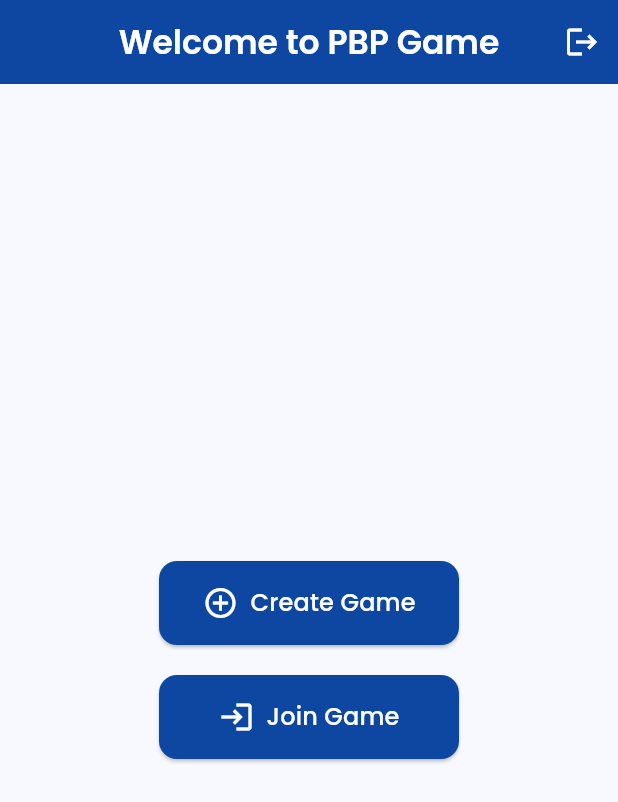
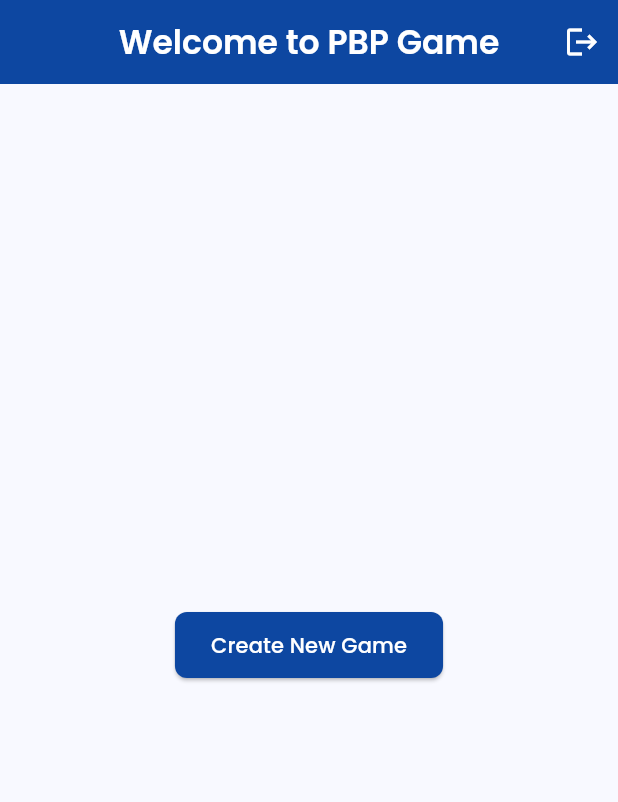
Before and after one commit to vara-prasad-f9/pbp, a Flutter app: the AdminHomeScreen screen opened directly, on a phone screen of 412 x 824 dp. Shown: the top 802 px of the screen. Run offline on Flutter 3.47's test engine with Material 3 defaults, Android fonts, the phone set to English and light mode, and no system bars; our stand-ins replace flutter_tts, google_fonts, share_plus, shared_preferences; missing offline and left inert: clipboard; accounts and stored records are empty.

Commit message:
added new game

```diff
--- a/lib/screens/admin_home_screen.dart
+++ b/lib/screens/admin_home_screen.dart
@@ -1,11 +1,11 @@
 import 'package:flutter/material.dart';
 import 'package:google_fonts/google_fonts.dart';
 import 'package:shared_preferences/shared_preferences.dart';
+import 'package:pbp/screens/admin_game_dashboard.dart';
+import 'package:pbp/services/room_service.dart';
 import '../models/user.dart';
 import 'login_screen.dart';
-import 'game_screen.dart';
 import 'game_setup_screen.dart';
-import 'join_game_screen.dart';
 
 class AdminHomeScreen extends StatelessWidget {
   const AdminHomeScreen({super.key});
@@ -15,7 +15,7 @@
     await prefs.remove('auth_token');
     await prefs.remove('user_phone');
     await prefs.remove('is_admin');
-    await prefs.remove('hasCreatedGame');
+    await prefs.remove('admin_room_id');
 
     if (context.mounted) {
       Navigator.pushReplacement(
@@ -27,7 +27,12 @@
 
   Future<void> _cancelGame(BuildContext context) async {
     final prefs = await SharedPreferences.getInstance();
-    await prefs.remove('hasCreatedGame');
+    final roomId = prefs.getString('admin_room_id');
+    if (roomId != null) {
+      await RoomService().removeRoom(roomId);
+      await prefs.remove('admin_room_id');
+    }
+
     if (context.mounted) {
       ScaffoldMessenger.of(context).showSnackBar(
         const SnackBar(content: Text('Game cancelled successfully')),
@@ -46,11 +51,19 @@
 
   Future<bool> _hasCreatedGame() async {
     final prefs = await SharedPreferences.getInstance();
-    return prefs.getBool('hasCreatedGame') ?? false;
+    final roomId = prefs.getString('admin_room_id');
+    if (roomId == null) return false;
+
+    final roomService = RoomService();
+    final room = roomService.getRoom(roomId);
+    if (room == null) {
+      await prefs.remove('admin_room_id');
+      return false;
+    }
+    return true;
   }
 
-  @override
-  Widget build(BuildContext context) {
+  Widget _buildHomeScreen(BuildContext context) {
     return Scaffold(
       appBar: AppBar(
         title: Text(
@@ -68,76 +81,39 @@
         ],
       ),
       body: FutureBuilder(
-        future: Future.wait([_getCurrentUser(), _hasCreatedGame()]),
-        builder: (context, AsyncSnapshot<List<dynamic>> snapshot) {
+        future: _getCurrentUser(),
+        builder: (context, snapshot) {
           if (snapshot.connectionState == ConnectionState.waiting) {
             return const Center(child: CircularProgressIndicator());
           }
 
-          final user = snapshot.data?[0] as User?;
-          final hasCreatedGame = snapshot.data?[1] as bool? ?? false;
+          final user = snapshot.data;
           final isAdmin = user?.isAdmin ?? false;
 
           return Center(
             child: Column(
               mainAxisAlignment: MainAxisAlignment.center,
-              children: hasCreatedGame
-                  ? [
-                      _buildActionButton(
-                        context,
-                        icon: Icons.info_outline,
-                        label: 'View Game Details',
-                        onTap: () {
-                          if (context.mounted) {
+              children: [
+                ElevatedButton(
+                  onPressed: () {
                     Navigator.push(
                       context,
                       MaterialPageRoute(
-                                builder: (context) => const GameScreen(
-                                  roomId: 'created_game_id', // Placeholder; replace with actual ID
-                                  ticketIds: [1, 2, 3, 4, 5, 6], playerId: 'player_id', // Default to T1-T6; adjust as needed
-                                ),
+                        builder: (context) => const GameSetupScreen(),
                       ),
                     );
-                          }
                   },
+                  child: const Text('Create New Game'),
                 ),
                 const SizedBox(height: 20),
-                      _buildActionButton(
-                        context,
-                        icon: Icons.cancel,
-                        label: 'Cancel Game',
-                        onTap: () => _cancelGame(context),
+                if (isAdmin)
+                  ElevatedButton(
+                    onPressed: () => _cancelGame(context),
+                    style: ElevatedButton.styleFrom(
+                      backgroundColor: Colors.red,
+                      foregroundColor: Colors.white,
                     ),
-                    ]
-                  : [
-                      _buildActionButton(
-                        context,
-                        icon: Icons.add_circle_outline,
-                        label: 'Create Game',
-                        onTap: () {
-                          if (context.mounted) {
-                            Navigator.push(
-                              context,
-                              MaterialPageRoute(builder: (context) => const GameSetupScreen()),
-                            );
-                          }
-                        },
-                      ),
-                      const SizedBox(height: 20),
-                      _buildActionButton(
-                        context,
-                        icon: Icons.login,
-                        label: 'Join Game',
-                        isEnabled: !isAdmin,
-                        disabledTooltip: 'Admin users cannot join games',
-                        onTap: () {
-                          if (context.mounted && !isAdmin) {
-                            Navigator.push(
-                              context,
-                              MaterialPageRoute(builder: (context) => const JoinGameScreen()),
-                            );
-                          }
-                        },
+                    child: const Text('Cancel Current Game'),
                   ),
               ],
             ),
@@ -147,42 +123,44 @@
     );
   }
 
-  Widget _buildActionButton(
-    BuildContext context, {
-    required IconData icon,
-    required String label,
-    required VoidCallback onTap,
-    bool isEnabled = true,
-    String? disabledTooltip,
-  }) {
-    final button = SizedBox(
-      width: 200,
-      child: ElevatedButton.icon(
-        onPressed: isEnabled ? onTap : null,
-        icon: Icon(icon, size: 24),
-        label: Text(
-          label,
-          style: GoogleFonts.poppins(
-            fontSize: 16,
-            fontWeight: FontWeight.w500,
-          ),
-        ),
-        style: ElevatedButton.styleFrom(
-          padding: const EdgeInsets.symmetric(vertical: 16, horizontal: 24),
-          shape: RoundedRectangleBorder(
-            borderRadius: BorderRadius.circular(12),
-          ),
-        ),
-      ),
-    );
-
-    if (!isEnabled && disabledTooltip != null) {
-      return Tooltip(
-        message: disabledTooltip,
-        child: button,
+  @override
+  Widget build(BuildContext context) {
+    return FutureBuilder<bool>(
+      future: _hasCreatedGame(),
+      builder: (context, snapshot) {
+        if (snapshot.connectionState != ConnectionState.done) {
+          return Scaffold(
+            appBar: AppBar(title: const Text('Loading...')),
+            body: const Center(child: CircularProgressIndicator()),
           );
         }
 
-    return button;
+        final hasActiveGame = snapshot.data ?? false;
+
+        if (hasActiveGame) {
+          return FutureBuilder<String?>(
+            future: SharedPreferences.getInstance()
+                .then((prefs) => prefs.getString('admin_room_id')),
+            builder: (context, snapshot) {
+              if (snapshot.connectionState != ConnectionState.done) {
+                return Scaffold(
+                  appBar: AppBar(title: const Text('Loading...')),
+                  body: const Center(child: CircularProgressIndicator()),
+                );
+              }
+
+              final roomId = snapshot.data;
+              if (roomId == null) {
+                return _buildHomeScreen(context);
+              }
+
+              return AdminGameDashboard(roomId: roomId);
+            },
+          );
+        }
+
+        return _buildHomeScreen(context);
+      },
+    );
   }
 }
```
Also changed, not shown: lib/screens/room_created_screen.dart (+20 -3 lines), lib/services/room_service.dart (+30 -3 lines), 3 other files. Lines whose indentation alone changed are shown as unchanged.
